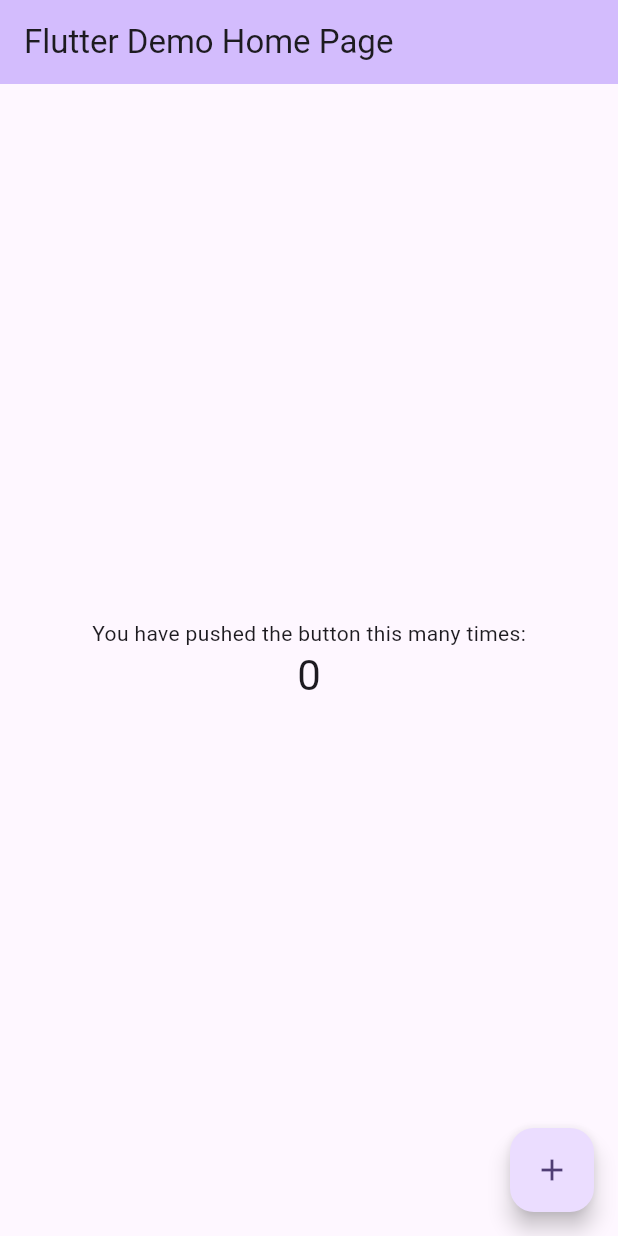
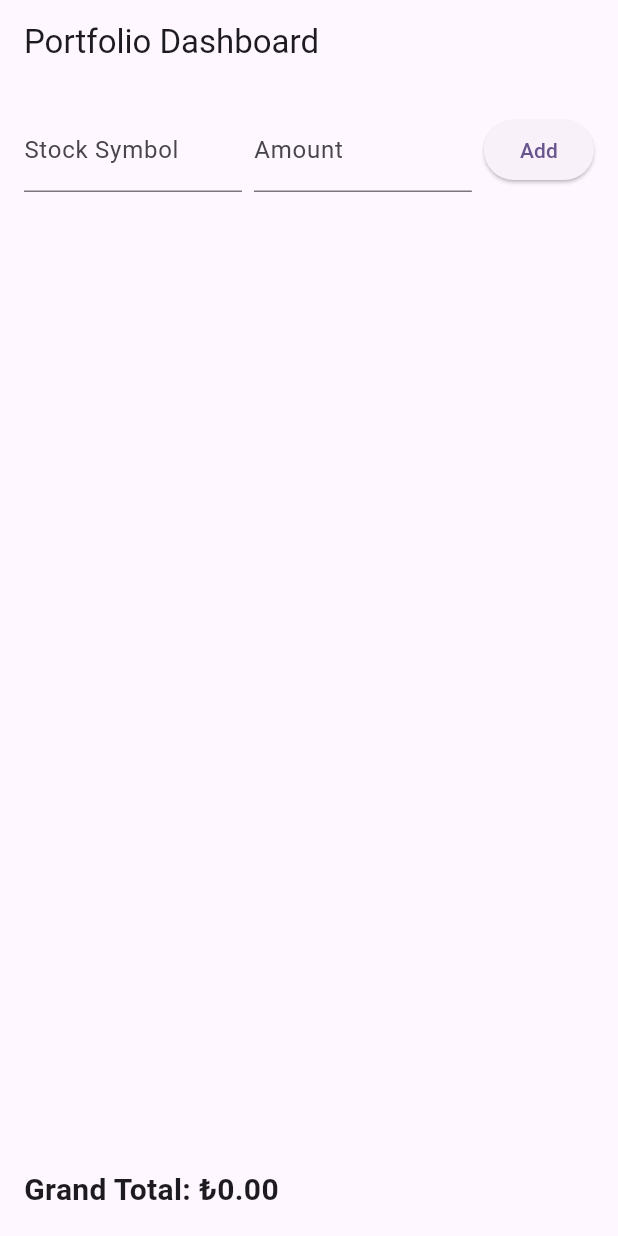
Before and after one commit to OkyayBegum/portfolio-tracker, a Flutter app: the screen it shows after launch, on a phone screen of 412 x 824 dp. Run offline on Flutter 3.47's test engine with Material 3 defaults, Android fonts, the phone set to English and light mode, and no system bars.

Commit message:
Flutter initial page

```diff
--- /dev/null
+++ b/frontend/portfolio_tracker/lib/features/portfolio/data/bist_api_service.dart
@@ -0,0 +1,36 @@
+
+
+import 'package:http/http.dart' as http;
+import 'dart:convert';
+import '../models/bist_stock.dart';
+
+class BistApiService {
+  Future<double?> fetchCurrentPrice(String symbol) async {
+    final url =
+        'https://query1.finance.yahoo.com/v8/finance/chart/$symbol.IS?range=1d&interval=1d';
+    final response = await http.get(Uri.parse(url));
+
+    if (response.statusCode == 200) {
+      final data = json.decode(response.body);
+      final result = data['chart']['result'][0]['meta'];
+      return result['regularMarketPrice']?.toDouble();
+    } else {
+      throw Exception('Failed to fetch data');
+    }
+  }
+
+  Future<List<BistStock>> fetchCurrentPrices(List<String> symbols) async {
+    List<BistStock> stocks = [];
+    for (final symbol in symbols) {
+      try {
+        final price = await fetchCurrentPrice(symbol);
+        if (price != null) {
+          stocks.add(BistStock(symbol: symbol, price: price, change: 0)); // Change is 0 for now
+        }
+      } catch (_) {
+        // Optionally handle errors per symbol
+      }
+    }
+    return stocks;
+  }
+}
--- /dev/null
+++ b/frontend/portfolio_tracker/lib/features/portfolio/models/bist_stock.dart
@@ -0,0 +1,19 @@
+class BistStock {
+  final String symbol;
+  final double price;
+  final double change;
+
+  BistStock({
+    required this.symbol,
+    required this.price,
+    required this.change,
+  });
+
+  factory BistStock.fromJson(Map<String, dynamic> json) {
+    return BistStock(
+      symbol: json['symbol'],
+      price: json['price'].toDouble(),
+      change: json['change'].toDouble(),
+    );
+  }
+}
--- /dev/null
+++ b/frontend/portfolio_tracker/lib/features/portfolio/ui/dashboard_screen.dart
@@ -0,0 +1,194 @@
+import 'package:flutter/material.dart';
+import '../data/bist_api_service.dart';
+
+class DashboardScreen extends StatefulWidget {
+  const DashboardScreen({Key? key}) : super(key: key);
+
+  @override
+  State<DashboardScreen> createState() => _DashboardScreenState();
+}
+
+class _DashboardScreenState extends State<DashboardScreen> {
+  final TextEditingController _symbolController = TextEditingController();
+  final TextEditingController _amountController = TextEditingController();
+  final BistApiService _apiService = BistApiService();
+  List<_StockEntry> _portfolio = [];
+  bool _isLoading = false;
+  String? _error;
+  double? _grandTotal;
+
+
+  Future<void> _addStock() async {
+    setState(() {
+      _isLoading = true;
+      _error = null;
+    });
+    final symbol = _symbolController.text.trim();
+    final amount = double.tryParse(_amountController.text) ?? 0;
+    if (symbol.isEmpty || amount == 0) {
+      setState(() {
+        _isLoading = false;
+        _error = 'Please enter a valid symbol and amount.';
+      });
+      return;
+    }
+    try {
+      final price = await _apiService.fetchCurrentPrice(symbol);
+      if (price == null) {
+        setState(() {
+          _isLoading = false;
+          _error = 'Price not found for $symbol.';
+        });
+        return;
+      }
+      setState(() {
+        _portfolio.add(_StockEntry(symbol: symbol, amount: amount, price: price));
+        _symbolController.clear();
+        _amountController.clear();
+        _isLoading = false;
+        _calculateGrandTotal();
+      });
+    } catch (e) {
+      setState(() {
+        _isLoading = false;
+        _error = 'Error: ${e.toString()}';
+      });
+    }
+  }
+
+  void _deleteStock(int index) {
+    setState(() {
+      _portfolio.removeAt(index);
+      _calculateGrandTotal();
+    });
+  }
+
+  void _updateAmount(int index, String value) {
+    final amount = double.tryParse(value) ?? 0;
+    setState(() {
+      _portfolio[index] = _portfolio[index].copyWith(amount: amount);
+      _calculateGrandTotal();
+    });
+  }
+
+  void _calculateGrandTotal() {
+    _grandTotal = _portfolio.fold<double>(0, (sum, entry) => sum + (entry.price * entry.amount));
+  }
+
+
+  @override
+  Widget build(BuildContext context) {
+    return Scaffold(
+      appBar: AppBar(
+        title: const Text('Portfolio Dashboard'),
+      ),
+      body: Padding(
+        padding: const EdgeInsets.all(16.0),
+        child: Column(
+          crossAxisAlignment: CrossAxisAlignment.start,
+          children: [
+            Row(
+              children: [
+                Expanded(
+                  child: TextField(
+                    controller: _symbolController,
+                    decoration: const InputDecoration(
+                      labelText: 'Stock Symbol',
+                    ),
+                  ),
+                ),
+                const SizedBox(width: 8),
+                Expanded(
+                  child: TextField(
+                    controller: _amountController,
+                    keyboardType: TextInputType.number,
+                    decoration: const InputDecoration(
+                      labelText: 'Amount',
+                    ),
+                  ),
+                ),
+                const SizedBox(width: 8),
+                ElevatedButton(
+                  onPressed: _isLoading ? null : _addStock,
+                  child: _isLoading
+                      ? const SizedBox(width: 20, height: 20, child: CircularProgressIndicator(strokeWidth: 2))
+                      : const Text('Add'),
+                ),
+              ],
+            ),
+            const SizedBox(height: 24),
+            if (_error != null)
+              Text(_error!, style: const TextStyle(color: Colors.red)),
+            Expanded(
+              child: ListView.builder(
+                itemCount: _portfolio.length,
+                itemBuilder: (context, index) {
+                  final entry = _portfolio[index];
+                  return Padding(
+                    padding: const EdgeInsets.symmetric(vertical: 2.0),
+                    child: Card(
+                      margin: EdgeInsets.zero,
+                      child: ListTile(
+                        dense: true,
+                        minVerticalPadding: 0,
+                        contentPadding: const EdgeInsets.symmetric(horizontal: 8, vertical: 4),
+                        title: Text(entry.symbol, style: const TextStyle(fontSize: 14)),
+                        subtitle: Row(
+                          children: [
+                            const Text('Amount:', style: TextStyle(fontSize: 12)),
+                            SizedBox(
+                              width: 60,
+                              child: TextField(
+                                keyboardType: TextInputType.number,
+                                controller: TextEditingController(text: entry.amount.toString()),
+                                onChanged: (value) => _updateAmount(index, value),
+                                style: const TextStyle(fontSize: 12),
+                                decoration: const InputDecoration(
+                                  border: OutlineInputBorder(),
+                                  isDense: true,
+                                  contentPadding: EdgeInsets.symmetric(vertical: 4, horizontal: 6),
+                                ),
+                              ),
+                            ),
+                            const SizedBox(width: 8),
+                            Text('₺${entry.price.toStringAsFixed(2)}', style: const TextStyle(fontSize: 12)),
+                          ],
+                        ),
+                        trailing: IconButton(
+                          icon: const Icon(Icons.delete, color: Colors.red, size: 18),
+                          onPressed: () => _deleteStock(index),
+                        ),
+                      ),
+                    ),
+                  );
+                },
+              ),
+            ),
+            const SizedBox(height: 16),
+            Text(
+              'Grand Total: ₺${(_grandTotal ?? 0).toStringAsFixed(2)}',
+              style: const TextStyle(fontSize: 20, fontWeight: FontWeight.bold),
+            ),
+          ],
+        ),
+      ),
+    );
+  }
+}
+
+class _StockEntry {
+  final String symbol;
+  final double amount;
+  final double price;
+
+  _StockEntry({required this.symbol, required this.amount, required this.price});
+
+
+  _StockEntry copyWith({String? symbol, double? amount, double? price}) {
+    return _StockEntry(
+      symbol: symbol ?? this.symbol,
+      amount: amount ?? this.amount,
+      price: price ?? this.price,
+    );
+  }
+}
--- a/frontend/portfolio_tracker/lib/main.dart
+++ b/frontend/portfolio_tracker/lib/main.dart
@@ -1,4 +1,5 @@
 import 'package:flutter/material.dart';
+import 'features/portfolio/ui/dashboard_screen.dart';
 
 void main() {
   runApp(const MyApp());
@@ -13,113 +14,11 @@ class MyApp extends StatelessWidget {
     return MaterialApp(
       title: 'Flutter Demo',
       theme: ThemeData(
-        // This is the theme of your application.
-        //
-        // TRY THIS: Try running your application with "flutter run". You'll see
-        // the application has a purple toolbar. Then, without quitting the app,
-        // try changing the seedColor in the colorScheme below to Colors.green
-        // and then invoke "hot reload" (save your changes or press the "hot
-        // reload" button in a Flutter-supported IDE, or press "r" if you used
-        // the command line to start the app).
-        //
-        // Notice that the counter didn't reset back to zero; the application
-        // state is not lost during the reload. To reset the state, use hot
-        // restart instead.
-        //
-        // This works for code too, not just values: Most code changes can be
-        // tested with just a hot reload.
+
         colorScheme: ColorScheme.fromSeed(seedColor: Colors.deepPurple),
         useMaterial3: true,
       ),
-      home: const MyHomePage(title: 'Flutter Demo Home Page'),
+  home: const DashboardScreen(),
     );
   }
 }
-
-class MyHomePage extends StatefulWidget {
-  const MyHomePage({super.key, required this.title});
-
-  // This widget is the home page of your application. It is stateful, meaning
-  // that it has a State object (defined below) that contains fields that affect
-  // how it looks.
-
-  // This class is the configuration for the state. It holds the values (in this
-  // case the title) provided by the parent (in this case the App widget) and
-  // used by the build method of the State. Fields in a Widget subclass are
-  // always marked "final".
-
-  final String title;
-
-  @override
-  State<MyHomePage> createState() => _MyHomePageState();
-}
-
-class _MyHomePageState extends State<MyHomePage> {
-  int _counter = 0;
-
-  void _incrementCounter() {
-    setState(() {
-      // This call to setState tells the Flutter framework that something has
-      // changed in this State, which causes it to rerun the build method below
-      // so that the display can reflect the updated values. If we changed
-      // _counter without calling setState(), then the build method would not be
-      // called again, and so nothing would appear to happen.
-      _counter++;
-    });
-  }
-
-  @override
-  Widget build(BuildContext context) {
-    // This method is rerun every time setState is called, for instance as done
-    // by the _incrementCounter method above.
-    //
-    // The Flutter framework has been optimized to make rerunning build methods
-    // fast, so that you can just rebuild anything that needs updating rather
-    // than having to individually change instances of widgets.
-    return Scaffold(
-      appBar: AppBar(
-        // TRY THIS: Try changing the color here to a specific color (to
-        // Colors.amber, perhaps?) and trigger a hot reload to see the AppBar
-        // change color while the other colors stay the same.
-        backgroundColor: Theme.of(context).colorScheme.inversePrimary,
-        // Here we take the value from the MyHomePage object that was created by
-        // the App.build method, and use it to set our appbar title.
-        title: Text(widget.title),
-      ),
-      body: Center(
-        // Center is a layout widget. It takes a single child and positions it
-        // in the middle of the parent.
-        child: Column(
-          // Column is also a layout widget. It takes a list of children and
-          // arranges them vertically. By default, it sizes itself to fit its
-          // children horizontally, and tries to be as tall as its parent.
-          //
-          // Column has various properties to control how it sizes itself and
-          // how it positions its children. Here we use mainAxisAlignment to
-          // center the children vertically; the main axis here is the vertical
-          // axis because Columns are vertical (the cross axis would be
-          // horizontal).
-          //
-          // TRY THIS: Invoke "debug painting" (choose the "Toggle Debug Paint"
-          // action in the IDE, or press "p" in the console), to see the
-          // wireframe for each widget.
-          mainAxisAlignment: MainAxisAlignment.center,
-          children: <Widget>[
-            const Text(
-              'You have pushed the button this many times:',
-            ),
-            Text(
-              '$_counter',
-              style: Theme.of(context).textTheme.headlineMedium,
-            ),
-          ],
-        ),
-      ),
-      floatingActionButton: FloatingActionButton(
-        onPressed: _incrementCounter,
-        tooltip: 'Increment',
-        child: const Icon(Icons.add),
-      ), // This trailing comma makes auto-formatting nicer for build methods.
-    );
-  }
-}
--- a/frontend/portfolio_tracker/pubspec.yaml
+++ b/frontend/portfolio_tracker/pubspec.yaml
@@ -35,6 +35,8 @@ dependencies:
   # The following adds the Cupertino Icons font to your application.
   # Use with the CupertinoIcons class for iOS style icons.
   cupertino_icons: ^1.0.8
+  http: ^1.5.0
+
 
 dev_dependencies:
   flutter_test:
```
Also changed, not shown: frontend/portfolio_tracker/lib/features/portfolio/logic/bist_provider.dart (added, +29 -0 lines), frontend/portfolio_tracker/pubspec.lock, 6 other files.
